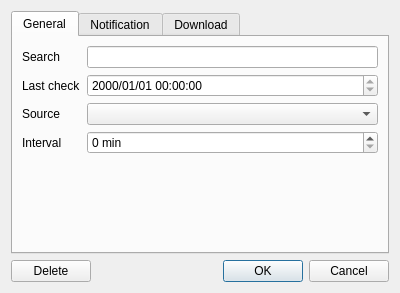
Before: the Qt Designer form gui/src/monitor-window.ui in Bionus/imgbrd-grabber, drawn with Qt 5.
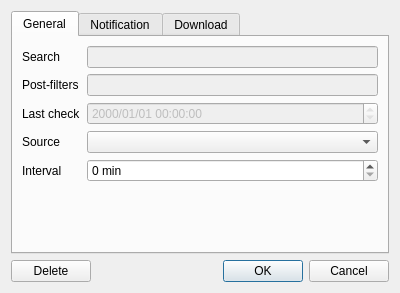
After: the same form once the commit is applied. Icons and pictures are not drawn.

Commit message: Add post-filters to monitors (issue #1620)

Patch:
```diff
--- a/gui/src/monitor-window.ui
+++ b/gui/src/monitor-window.ui
@@ -46,12 +46,15 @@
        </item>
        <item row="0" column="1">
         <widget class="QLineEdit" name="lineSearch">
+         <property name="enabled">
+          <bool>false</bool>
+         </property>
          <property name="readOnly">
           <bool>true</bool>
          </property>
         </widget>
        </item>
-       <item row="1" column="0">
+       <item row="2" column="0">
         <widget class="QLabel" name="labelLastSearch">
          <property name="whatsThis">
           <string>Last time you clicked on &quot;Mark as viewed&quot;.</string>
@@ -61,8 +64,11 @@
          </property>
         </widget>
        </item>
-       <item row="1" column="1">
+       <item row="2" column="1">
         <widget class="QDateTimeEdit" name="dateLastCheck">
+         <property name="enabled">
+          <bool>false</bool>
+         </property>
          <property name="readOnly">
           <bool>true</bool>
          </property>
@@ -71,24 +77,24 @@
          </property>
         </widget>
        </item>
-       <item row="2" column="0">
+       <item row="3" column="0">
         <widget class="QLabel" name="labelSource">
          <property name="text">
           <string>Source</string>
          </property>
         </widget>
        </item>
-       <item row="2" column="1">
+       <item row="3" column="1">
         <widget class="QComboBox" name="comboSource"/>
        </item>
-       <item row="3" column="0">
+       <item row="4" column="0">
         <widget class="QLabel" name="labelInterval">
          <property name="text">
           <string>Interval</string>
          </property>
         </widget>
        </item>
-       <item row="3" column="1">
+       <item row="4" column="1">
         <widget class="QSpinBox" name="spinInterval">
          <property name="suffix">
           <string> min</string>
@@ -98,6 +104,23 @@
          </property>
         </widget>
        </item>
+       <item row="1" column="0">
+        <widget class="QLabel" name="labelPostFilters">
+         <property name="text">
+          <string>Post-filters</string>
+         </property>
+        </widget>
+       </item>
+       <item row="1" column="1">
+        <widget class="QLineEdit" name="linePostFilters">
+         <property name="enabled">
+          <bool>false</bool>
+         </property>
+         <property name="readOnly">
+          <bool>true</bool>
+         </property>
+        </widget>
+       </item>
       </layout>
      </widget>
      <widget class="QWidget" name="tabNotification">
```
The commit also changes 6 other files.
